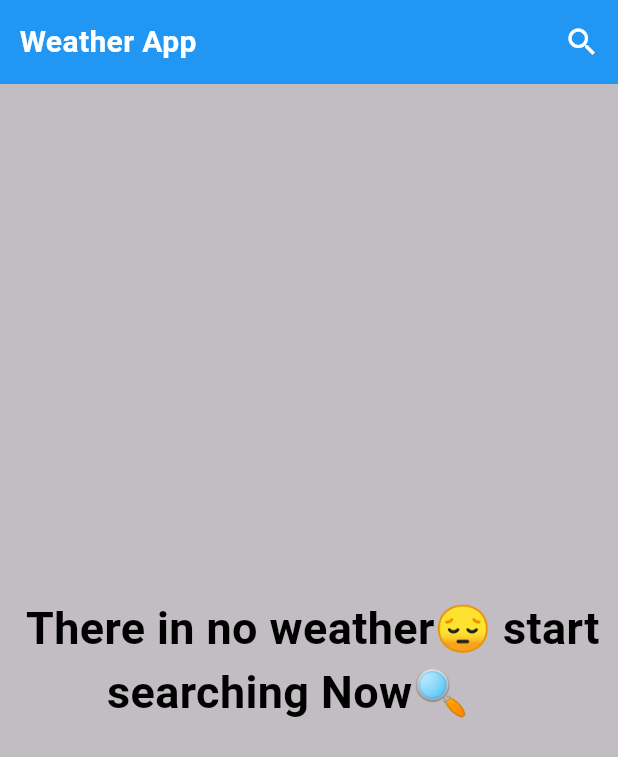
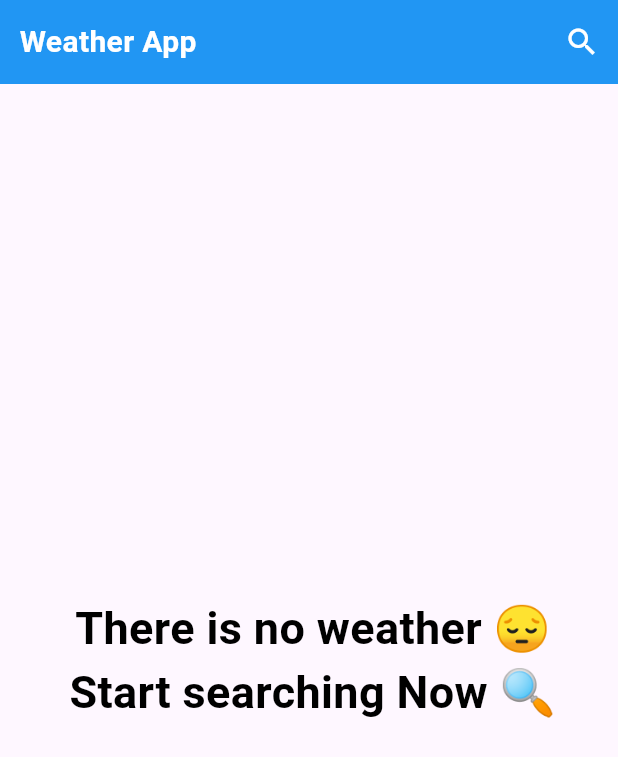
Before and after one commit to Ma7moudSelmy/Weather_App, a Flutter app: the screen it shows after launch, on a phone screen of 412 x 824 dp. Shown: the top 757 px of the screen. Run offline on Flutter 3.47's test engine with Material 3 defaults, Android fonts, the phone set to English and light mode, and no system bars; our stand-ins replace dio, flutter_bloc.

Commit message:
Implement GetWeatherCubit for state management, enhance weather states, and update UI components for improved weather data display

```diff
--- /dev/null
+++ b/devtools_options.yaml
@@ -0,0 +1,3 @@
+description: This file stores settings for Dart & Flutter DevTools.
+documentation: https://docs.flutter.dev/tools/devtools/extensions#configure-extension-enablement-states
+extensions:
--- a/lib/cubits/get_weather_cubit/get_weather_states.dart
+++ b/lib/cubits/get_weather_cubit/get_weather_states.dart
@@ -1,5 +1,19 @@
-class NOWeatherState {}
+import 'package:weather_app/Models/Weather_models.dart';
 
-class LoadingWeatherState extends NOWeatherState {}
+abstract class WeatherStates {}
 
-class WeatherfailureState extends NOWeatherState {}
+class WeatherInitialState extends WeatherStates {}
+
+class LoadingWeatherState extends WeatherStates {}
+
+class WeatherSuccessState extends WeatherStates {
+  final WeatherModels weatherModel;
+
+  WeatherSuccessState(this.weatherModel);
+}
+
+class WeatherFailureState extends WeatherStates {
+  final String errorMessage;
+
+  WeatherFailureState(this.errorMessage);
+}
--- a/lib/main.dart
+++ b/lib/main.dart
@@ -1,4 +1,6 @@
 import 'package:flutter/material.dart';
+import 'package:flutter_bloc/flutter_bloc.dart';
+import 'package:weather_app/cubits/get_weather_cubit/get_weather_cubit.dart';
 import 'package:weather_app/views/home_views.dart';
 
 void main() {
@@ -10,9 +12,12 @@ class MyApp extends StatelessWidget {
 
   @override
   Widget build(BuildContext context) {
-    return MaterialApp(
-      debugShowCheckedModeBanner: false,
-      home: const HomeViews(),
+    return BlocProvider(
+      create: (context) => GetWeatherCubit(),
+      child: const MaterialApp(
+        debugShowCheckedModeBanner: false,
+        home: HomeViews(),
+      ),
     );
   }
 }
--- a/lib/views/NoWeatherBody.dart
+++ b/lib/views/NoWeatherBody.dart
@@ -5,20 +5,17 @@ class NoWeatherBody extends StatelessWidget {
 
   @override
   Widget build(BuildContext context) {
-    return Scaffold(
-      backgroundColor: const Color.fromARGB(95, 90, 90, 90),
-
-      body: Center(
+    return const Center(
       child: Padding(
-          padding: const EdgeInsets.only(left: 5),
+        padding: EdgeInsets.only(left: 5),
         child: Text(
-            'There in no weather😔 start\n       searching Now🔍',
+          'There is no weather 😔\nStart searching Now 🔍',
           style: TextStyle(
             fontSize: 30,
             color: Colors.black,
             fontWeight: FontWeight.bold,
           ),
-          ),
+          textAlign: TextAlign.center,
         ),
       ),
     );
--- a/lib/views/home_views.dart
+++ b/lib/views/home_views.dart
@@ -1,16 +1,14 @@
 import 'package:flutter/material.dart';
+import 'package:flutter_bloc/flutter_bloc.dart';
+import 'package:weather_app/cubits/get_weather_cubit/get_weather_cubit.dart';
+import 'package:weather_app/cubits/get_weather_cubit/get_weather_states.dart';
 import 'package:weather_app/views/NoWeatherBody.dart';
 import 'package:weather_app/views/WeatherInfoBody.dart';
 import 'package:weather_app/views/search_view.dart';
 
-class HomeViews extends StatefulWidget {
+class HomeViews extends StatelessWidget {
   const HomeViews({super.key});
 
-  @override
-  State<HomeViews> createState() => _HomeViewsState();
-}
-
-class _HomeViewsState extends State<HomeViews> {
   @override
   Widget build(BuildContext context) {
     return Scaffold(
@@ -39,9 +37,31 @@ class _HomeViewsState extends State<HomeViews> {
         ],
         backgroundColor: Colors.blue,
       ),
-      body: weatherModels == null
-          ? const NoWeatherBody()
-          : const WeatherInfoBody(),
+      body: BlocBuilder<GetWeatherCubit, WeatherStates>(
+        builder: (context, state) {
+          if (state is WeatherInitialState) {
+            return const NoWeatherBody();
+          } else if (state is LoadingWeatherState) {
+            return const Center(child: CircularProgressIndicator());
+          } else if (state is WeatherSuccessState) {
+            return WeatherInfoBody(weatherModel: state.weatherModel);
+          } else if (state is WeatherFailureState) {
+            return Center(
+              child: Text(
+                state.errorMessage,
+                style: const TextStyle(
+                  fontSize: 18,
+                  color: Colors.red,
+                  fontWeight: FontWeight.bold,
+                ),
+                textAlign: TextAlign.center,
+              ),
+            );
+          } else {
+            return const SizedBox.shrink();
+          }
+        },
+      ),
     );
   }
 }
```
Also changed, not shown: lib/cubits/get_weather_cubit/get_weather_cubit.dart (+19 -2 lines), lib/views/WeatherInfoBody.dart (+27 -15 lines), lib/views/search_view.dart (+7 -12 lines). Lines whose indentation alone changed are shown as unchanged.
